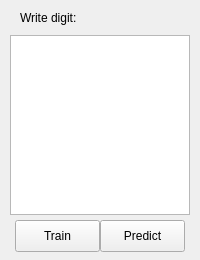
Qt form laba9/neuralink_view.ui (BSUIR-851/madm2021) before a commit.
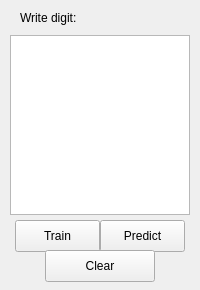
The same form after that commit.

Commit message: feat: add clear button to form

Diff of the .ui file:
```diff
--- a/laba9/neuralink_view.ui
+++ b/laba9/neuralink_view.ui
@@ -7,19 +7,19 @@
     <x>0</x>
     <y>0</y>
     <width>200</width>
-    <height>260</height>
+    <height>290</height>
    </rect>
   </property>
   <property name="minimumSize">
    <size>
     <width>200</width>
-    <height>260</height>
+    <height>290</height>
    </size>
   </property>
   <property name="maximumSize">
    <size>
     <width>200</width>
-    <height>260</height>
+    <height>290</height>
    </size>
   </property>
   <property name="windowTitle">
@@ -77,6 +77,19 @@
     <string>Train</string>
    </property>
   </widget>
+  <widget class="QPushButton" name="pb_clear">
+   <property name="geometry">
+    <rect>
+     <x>45</x>
+     <y>250</y>
+     <width>110</width>
+     <height>32</height>
+    </rect>
+   </property>
+   <property name="text">
+    <string>Clear</string>
+   </property>
+  </widget>
  </widget>
  <resources/>
  <connections/>
```
The commit also changes 1 other file.
